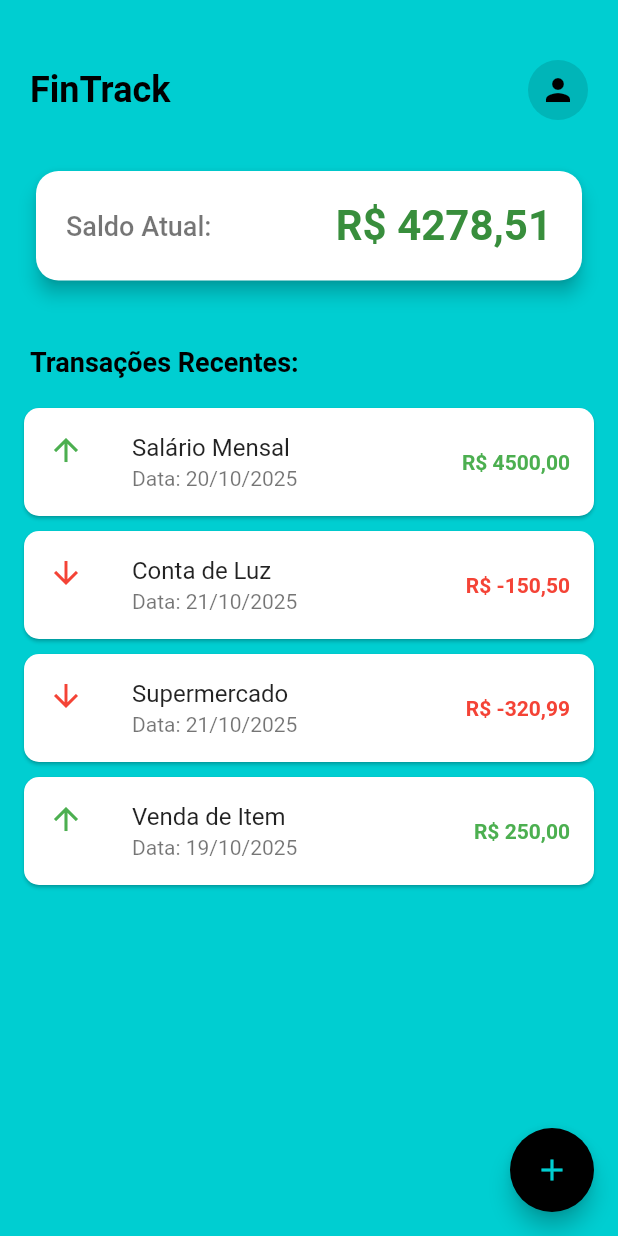
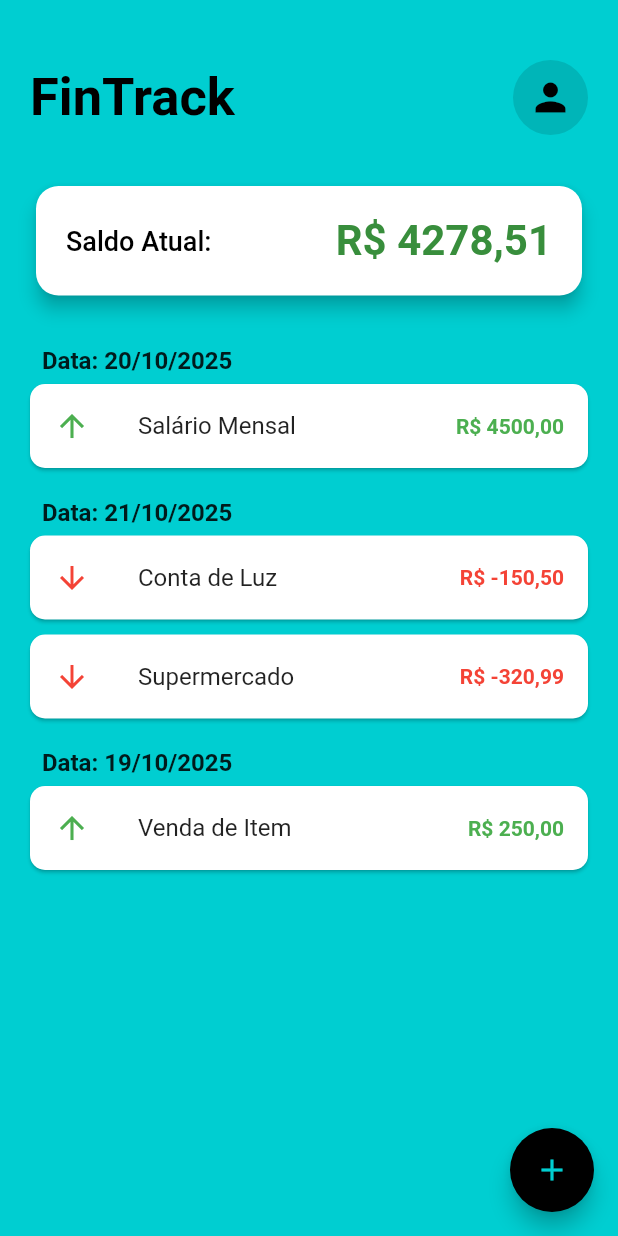
Before and after one commit to dudameier/fintrack, a Flutter app: the HomePage screen opened by its route, on a phone screen of 412 x 824 dp. Run offline on Flutter 3.47's test engine with Material 3 defaults, Android fonts, the phone set to English and light mode, and no system bars.

Commit message:
alteração tela principal

```diff
--- a/lib/main.dart
+++ b/lib/main.dart
@@ -444,7 +444,6 @@ class HomePage extends StatelessWidget {
             ElevatedButton(
               onPressed: () {
                 Navigator.of(context).pop();
-                // CORRIGIDO: Usando a constante de rota
                 Navigator.of(context).pushNamedAndRemoveUntil(
                   MyApp.loginRoute,
                   (Route<dynamic> route) => false,
@@ -461,6 +460,16 @@ class HomePage extends StatelessWidget {
 
   @override
   Widget build(BuildContext context) {
+    // 🔹 Agrupar transações por data
+    final Map<String, List<Map<String, dynamic>>> groupedTransactions = {};
+    for (var transaction in transactions) {
+      final date = transaction['date'] as String;
+      if (!groupedTransactions.containsKey(date)) {
+        groupedTransactions[date] = [];
+      }
+      groupedTransactions[date]!.add(transaction);
+    }
+
     return Scaffold(
       backgroundColor: const Color.fromRGBO(0, 206, 209, 1),
 
@@ -468,7 +477,6 @@ class HomePage extends StatelessWidget {
         children: [
           // ==========================
           // 🔹 CABEÇALHO SUPERIOR
-          // O Scaffold já define a cor de fundo, então o Container não precisa de cor.
           // ==========================
           Container(
             width: double.infinity,
@@ -477,47 +485,46 @@ class HomePage extends StatelessWidget {
               crossAxisAlignment: CrossAxisAlignment.start,
               children: [
                 const SizedBox(height: 0),
-
-                // 🔹 Linha superior com título e ícone
                 Row(
                   mainAxisAlignment: MainAxisAlignment.spaceBetween,
                   children: [
                     const Text(
                       'FinTrack',
                       style: TextStyle(
-                        color: Colors.black,
+                        color: Color.fromRGBO(0, 0, 0, 1),
                         fontWeight: FontWeight.bold,
-                        fontSize: 24,
+                        fontSize: 35,
                       ),
                     ),
                     GestureDetector(
                       onTap: () => _showLogoutDialog(context),
                       child: Container(
-                        padding: const EdgeInsets.all(8),
+                        padding: const EdgeInsets.all(10),
                         decoration: const BoxDecoration(
                           color: Colors.black12,
                           shape: BoxShape.circle,
                         ),
-                        child: const Icon(Icons.person, color: Colors.black),
+                        child: const Icon(
+                          Icons.person,
+                          color: Colors.black,
+                          size: 30,
+                        ),
                       ),
                     ),
                   ],
                 ),
-
                 const SizedBox(height: 10),
               ],
             ),
           ),
 
           // ==========================
-          // 🔹 CONTEÚDO INFERIOR (Resto da tela)
-          // Agora sem Container interno para garantir a cor de fundo única.
+          // 🔹 CONTEÚDO INFERIOR
           // ==========================
           Expanded(
             child: Column(
               crossAxisAlignment: CrossAxisAlignment.start,
               children: [
-
                 // 🔹 Total do saldo atual
                 Padding(
                   padding: const EdgeInsets.symmetric(horizontal: 20.0, vertical: 10.0),
@@ -535,7 +542,7 @@ class HomePage extends StatelessWidget {
                             style: TextStyle(
                               fontSize: 18,
                               fontWeight: FontWeight.w500,
-                              color: Colors.black54,
+                              color: Color.fromRGBO(0, 0, 0, 1),
                             ),
                           ),
                           Text(
@@ -552,26 +559,31 @@ class HomePage extends StatelessWidget {
                   ),
                 ),
 
-                const SizedBox(height: 20),
+                const SizedBox(height: 10),
 
-                // 🔹 Título de transações
-                const Padding(
-                  padding: EdgeInsets.symmetric(horizontal: 20.0, vertical: 10.0),
+                // 🔹 Lista de transações agrupadas por data
+                Expanded(
+                  child: ListView(
+                    padding: const EdgeInsets.fromLTRB(20.0, 0, 20.0, 16.0),
+                    children: groupedTransactions.entries.map((entry) {
+                      final date = entry.key;
+                      final transactionsForDate = entry.value;
+
+                      return Column(
+                        crossAxisAlignment: CrossAxisAlignment.start,
+                        children: [
+                          Padding(
+                            padding: const EdgeInsets.only(left: 8.0, bottom: 6.0, top: 10.0),
                             child: Text(
-                    'Transações Recentes:',
-                    style: TextStyle(fontSize: 18, fontWeight: FontWeight.bold, color: Colors.black),
+                              'Data: $date',
+                              style: const TextStyle(
+                                fontSize: 16,
+                                fontWeight: FontWeight.bold,
+                                color: Colors.black87,
                               ),
                             ),
-
-                const SizedBox(height: 10),
-
-                // 🔹 Lista de transações
-                Expanded(
-                  child: ListView.builder(
-                    padding: const EdgeInsets.fromLTRB(16.0, 0, 16.0, 16.0),
-                    itemCount: transactions.length,
-                    itemBuilder: (context, index) {
-                      final transaction = transactions[index];
+                          ),
+                          ...transactionsForDate.map((transaction) {
                             final isExpense = transaction['isExpense'] as bool;
 
                             return Card(
@@ -583,7 +595,6 @@ class HomePage extends StatelessWidget {
                                   color: isExpense ? Colors.red : Colors.green,
                                 ),
                                 title: Text(transaction['description'].toString()),
-                          subtitle: Text('Data: ${transaction['date']}'),
                                 trailing: Text(
                                   'R\$ ${isExpense ? '-' : ''}${transaction['value'].toStringAsFixed(2).replaceAll('.', ',')}',
                                   style: TextStyle(
@@ -593,7 +604,10 @@ class HomePage extends StatelessWidget {
                                 ),
                               ),
                             );
-                    },
+                          }),
+                        ],
+                      );
+                    }).toList(),
                   ),
                 ),
               ],
@@ -608,12 +622,11 @@ class HomePage extends StatelessWidget {
           Navigator.pushNamed(context, MyApp.newTransactionRoute);
         },
         backgroundColor: Colors.black,
-        child: const Icon(Icons.add, color: Color(0xFF00CED1)),
+        child: const Icon(Icons.add, color: Color.fromRGBO(0, 206, 209, 1)),
       ),
     );
   }
 }
-
 
 // ----------------------------------------------------
 // TELA NOVA TRANSAÇÃO (Implementação conforme o fluxo)
```
Lines whose indentation alone changed are shown as unchanged.
